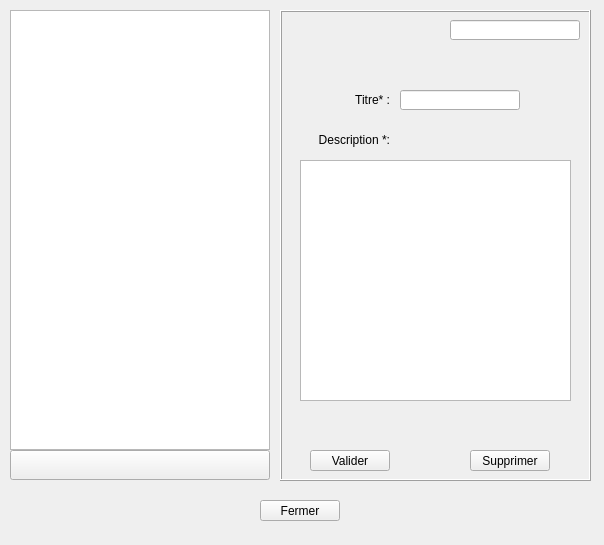
The window that CDAA-R/IHM/ui_interactioncontact.ui (samlach2222/ProjetCDAA-R) describes before a commit, drawn with Qt 5.
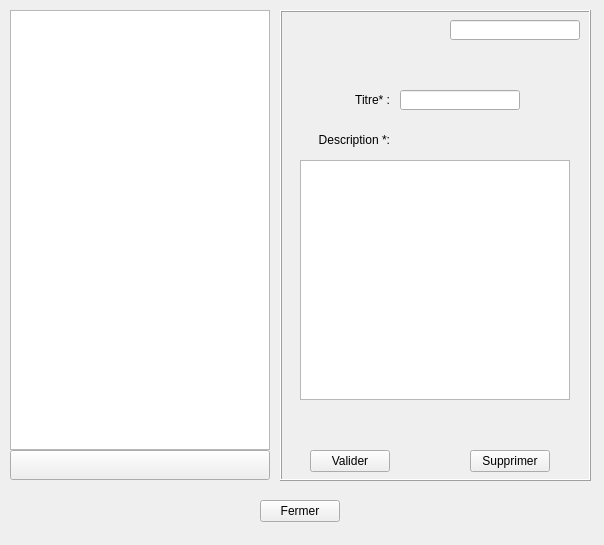
The same window after the commit. Icons and pictures are not drawn.

Commit message:
Ajoute des raccourcis clavier aux fenêtres
Entrer pour valider
Echap pour fermer les sous-fenêtres
+ pour ajouter un contact / une interaction
Les touches 1 2 3 de la rangée du haut pour ouvrir les sous-fenêtres de filtrage / requête / sauvegarde

What changed in the file:
```diff
--- a/CDAA-R/IHM/ui_interactioncontact.ui
+++ b/CDAA-R/IHM/ui_interactioncontact.ui
@@ -119,7 +119,7 @@
       <x>30</x>
       <y>440</y>
       <width>80</width>
-      <height>21</height>
+      <height>22</height>
      </rect>
     </property>
     <property name="text">
@@ -132,7 +132,7 @@
       <x>190</x>
       <y>440</y>
       <width>80</width>
-      <height>21</height>
+      <height>22</height>
      </rect>
     </property>
     <property name="text">
@@ -144,8 +144,8 @@
      <rect>
       <x>20</x>
       <y>150</y>
-      <width>271</width>
-      <height>241</height>
+      <width>270</width>
+      <height>240</height>
      </rect>
     </property>
    </widget>
@@ -156,7 +156,7 @@
      <x>260</x>
      <y>500</y>
      <width>80</width>
-     <height>21</height>
+     <height>22</height>
     </rect>
    </property>
    <property name="text">
```
Left out of the diff: 9 changed lines with no effect on the pictures. The commit also changes 3 other files.
